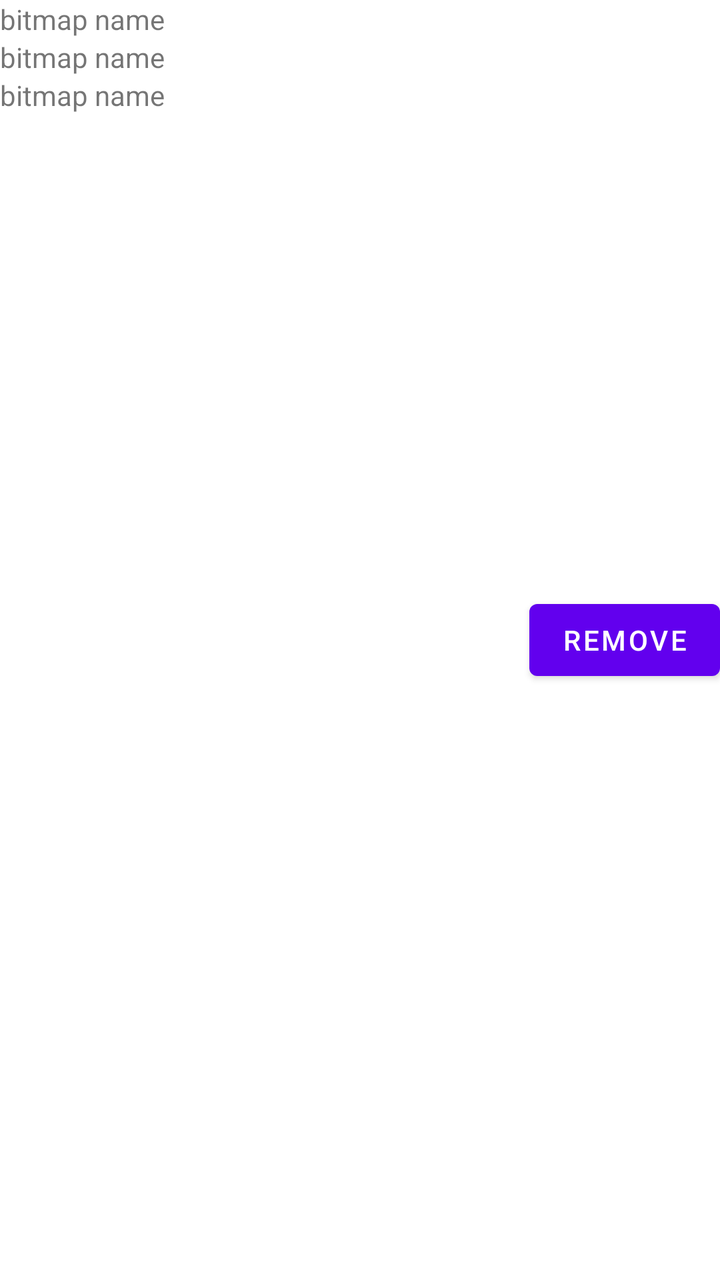
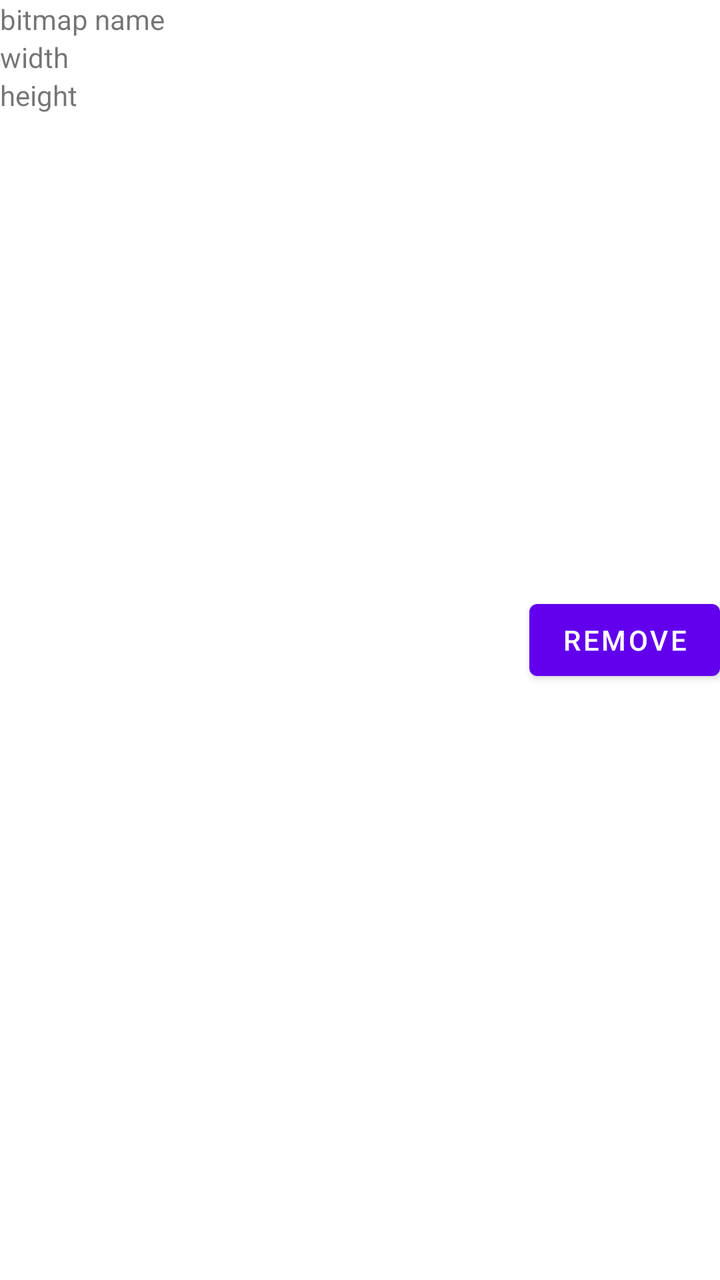

The first picture is an Android layout as it rendered before a commit; the second is the same layout after the commit. The layout source and the unified diff follow.
<!-- AndroidManifest.xml: fallback theme Theme.MaterialComponents.DayNight.NoActionBar -->
<!-- res/layout/bitmap_list_item.xml -->
<?xml version="1.0" encoding="utf-8"?>
<LinearLayout xmlns:android="http://schemas.android.com/apk/res/android"
    android:layout_width="match_parent"
    android:layout_height="wrap_content"
    android:orientation="horizontal">

    <LinearLayout
        android:layout_width="wrap_content"
        android:layout_height="wrap_content"
        android:layout_weight="1"
        android:orientation="vertical"
        android:gravity="center_vertical"
        android:layout_marginRight="@dimen/medium_margin">
        <TextView
            android:id="@+id/bitmap_name"
            android:layout_width="wrap_content"
            android:layout_height="wrap_content"
            android:text="bitmap name"/>
        <TextView
            android:id="@+id/bitmap_width"
            android:layout_width="wrap_content"
            android:layout_height="wrap_content"
            android:text="bitmap name"/>
        <TextView
            android:id="@+id/bitmap_height"
            android:layout_width="wrap_content"
            android:layout_height="wrap_content"
            android:text="bitmap name"/>
        <TextView
            android:id="@+id/bitmap_score"
            android:layout_width="wrap_content"
            android:layout_height="wrap_content"
            android:text="bitmap name"
            android:visibility="invisible"/>
    </LinearLayout>

    <Button
        android:id="@+id/remove_button"
        android:layout_width="wrap_content"
        android:layout_height="wrap_content"
        android:layout_gravity="center"
        android:text="Remove"/>
</LinearLayout>
<!-- resources referenced by this layout -->
<resources>
  <dimen name="medium_margin">5dp</dimen>
</resources>

<!-- the commit's change to res/layout/bitmap_list_item.xml (unified diff, before → after) -->
@@ -12,6 +12,14 @@
         android:gravity="center_vertical"
         android:layout_marginRight="@dimen/medium_margin">
         <TextView
+            android:id="@+id/reference_frame_label"
+            android:layout_width="wrap_content"
+            android:layout_height="wrap_content"
+            android:text="@string/reference_frame_label"
+            android:textStyle="bold"
+            android:textColor="@color/reference_frame_label_color"
+            android:visibility="gone"/>
+        <TextView
             android:id="@+id/bitmap_name"
             android:layout_width="wrap_content"
             android:layout_height="wrap_content"
@@ -20,17 +28,17 @@
             android:id="@+id/bitmap_width"
             android:layout_width="wrap_content"
             android:layout_height="wrap_content"
-            android:text="bitmap name"/>
+            android:text="width"/>
         <TextView
             android:id="@+id/bitmap_height"
             android:layout_width="wrap_content"
             android:layout_height="wrap_content"
-            android:text="bitmap name"/>
+            android:text="height"/>
         <TextView
             android:id="@+id/bitmap_score"
             android:layout_width="wrap_content"
             android:layout_height="wrap_content"
-            android:text="bitmap name"
+            android:text="score"
             android:visibility="invisible"/>
     </LinearLayout>
 
<!-- resource entries referenced after the edit -->
@@ -1,5 +1,7 @@
 <!-- resources referenced by this layout -->
 <resources>
+  <color name="reference_frame_label_color">#E9E900</color>
   <dimen name="medium_margin">5dp</dimen>
+  <string name="reference_frame_label">⭐ Reference Frame</string>
 </resources>
 
